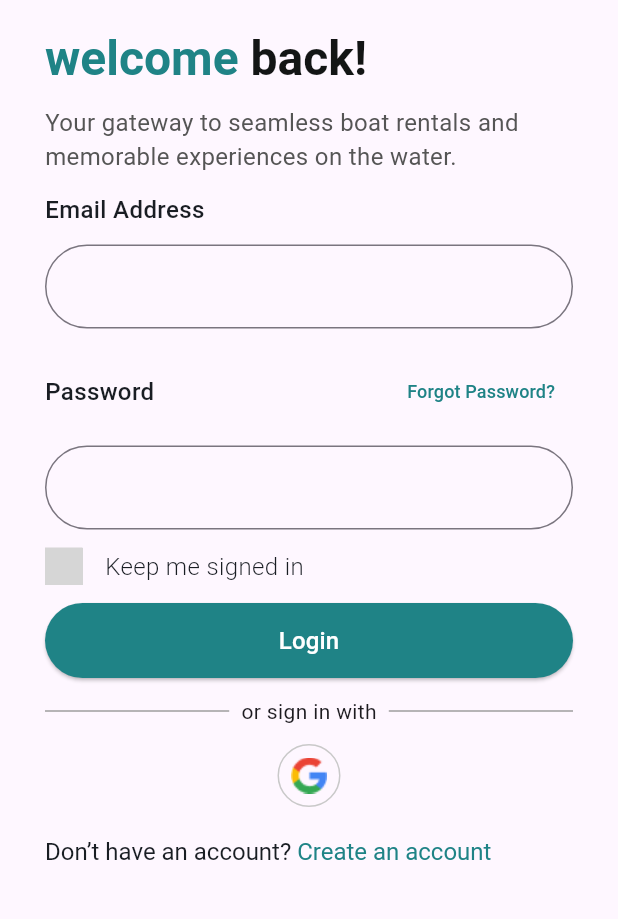
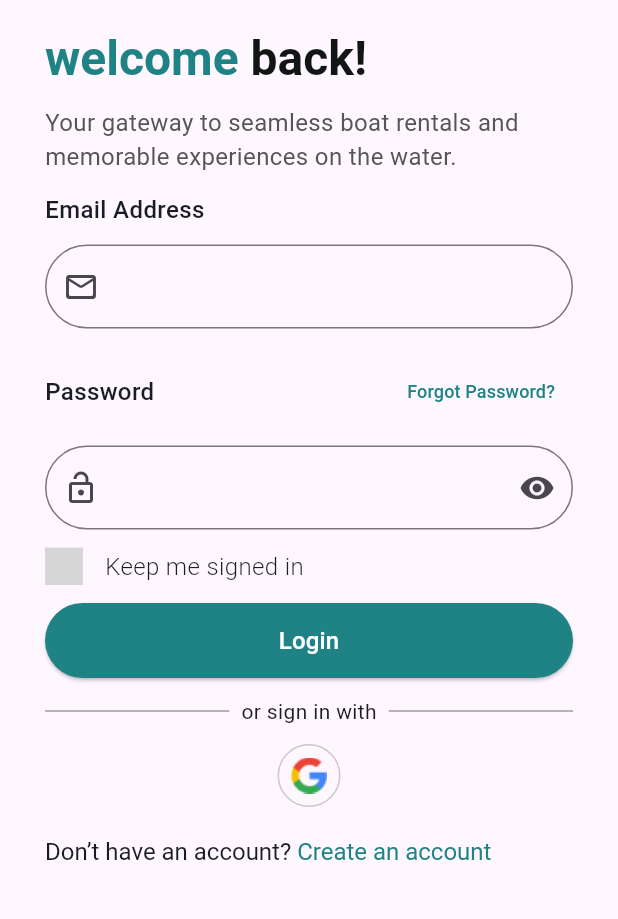
Before and after one commit to AdeebAbubacker/cruiseBuddy, a Flutter app: the LoginScreen screen opened directly, on a phone screen of 412 x 824 dp, the part 225-1144 px from its top. Run offline on Flutter 3.47's test engine with Material 3 defaults, Android fonts, the phone set to English and light mode, and no system bars; our stand-ins replace connectivity_plus, google_fonts; missing offline and left inert: msh_checkbox, otp_pin_field; Roboto replaces fonts that are missing (Ubuntu); grey boxes are pictures that could not be loaded.

```diff
--- a/lib/UI/Screens/Auth/login_screens.dart
+++ b/lib/UI/Screens/Auth/login_screens.dart
@@ -59,8 +59,11 @@ class _LoginScreenState extends State<LoginScreen> {
               const SizedBox(height: 12),
               TextField(
                 decoration: InputDecoration(
-                    border: OutlineInputBorder(
-                        borderRadius: BorderRadius.circular(32))),
+                  border: OutlineInputBorder(
+                    borderRadius: BorderRadius.circular(32),
+                  ),
+                  prefixIcon: const Icon(Icons.mail_outline_rounded),
+                ),
               ),
               const SizedBox(height: 18),
               Row(
@@ -83,6 +86,8 @@ class _LoginScreenState extends State<LoginScreen> {
               const SizedBox(height: 12),
               TextField(
                 decoration: InputDecoration(
+                    prefixIcon: const Icon(Icons.lock_open_outlined),
+                    suffixIcon: const Icon(Icons.visibility),
                     border: OutlineInputBorder(
                         borderRadius: BorderRadius.circular(32))),
               ),
```
Also changed, not shown: assets/lock_icon_prefix.png (added), assets/mail_icon_prefix.png (added).
